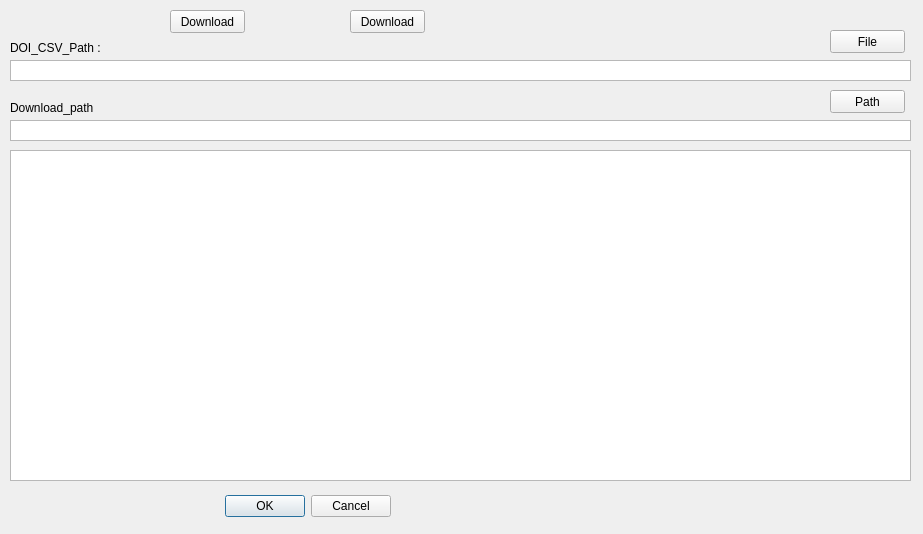
Qt form sci_hub.ui (Seobuk/SCI_HUB_DOWN_PDF) before a commit.
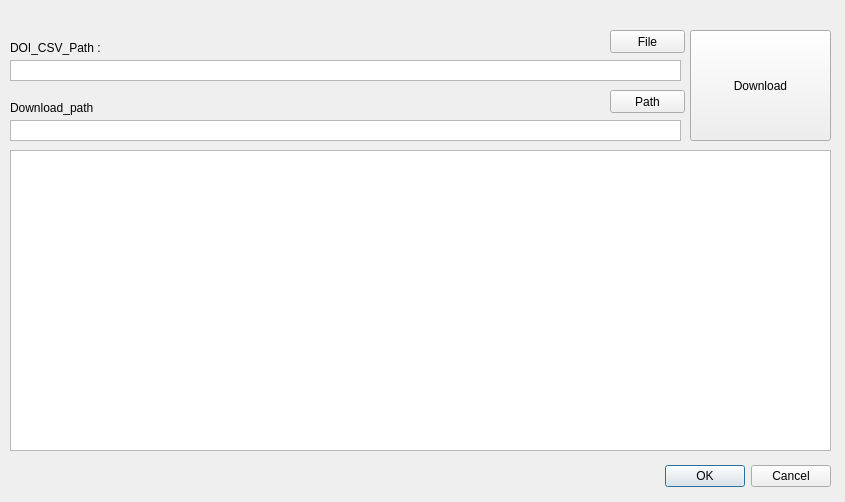
The same form after that commit.

Patch:
```diff
--- a/sci_hub.ui
+++ b/sci_hub.ui
@@ -6,8 +6,8 @@
    <rect>
     <x>0</x>
     <y>0</y>
-    <width>923</width>
-    <height>534</height>
+    <width>845</width>
+    <height>502</height>
    </rect>
   </property>
   <property name="windowTitle">
@@ -16,8 +16,8 @@
   <widget class="QDialogButtonBox" name="buttonBox">
    <property name="geometry">
     <rect>
-     <x>50</x>
-     <y>490</y>
+     <x>490</x>
+     <y>460</y>
      <width>341</width>
      <height>32</height>
     </rect>
@@ -32,10 +32,10 @@
   <widget class="QPushButton" name="pushButton">
    <property name="geometry">
     <rect>
-     <x>350</x>
-     <y>10</y>
-     <width>75</width>
-     <height>23</height>
+     <x>690</x>
+     <y>30</y>
+     <width>141</width>
+     <height>111</height>
     </rect>
    </property>
    <property name="text">
@@ -71,7 +71,7 @@
   <widget class="QPushButton" name="pushButton_2">
    <property name="geometry">
     <rect>
-     <x>830</x>
+     <x>610</x>
      <y>30</y>
      <width>75</width>
      <height>23</height>
@@ -84,7 +84,7 @@
   <widget class="QPushButton" name="pushButton_3">
    <property name="geometry">
     <rect>
-     <x>830</x>
+     <x>610</x>
      <y>90</y>
      <width>75</width>
      <height>23</height>
@@ -94,26 +94,13 @@
     <string>Path</string>
    </property>
   </widget>
-  <widget class="QPushButton" name="pushButton_4">
-   <property name="geometry">
-    <rect>
-     <x>170</x>
-     <y>10</y>
-     <width>75</width>
-     <height>23</height>
-    </rect>
-   </property>
-   <property name="text">
-    <string>Download</string>
-   </property>
-  </widget>
   <widget class="QTextBrowser" name="textBrowser">
    <property name="geometry">
     <rect>
      <x>10</x>
      <y>150</y>
-     <width>901</width>
-     <height>331</height>
+     <width>821</width>
+     <height>301</height>
     </rect>
    </property>
   </widget>
@@ -122,7 +109,7 @@
     <rect>
      <x>10</x>
      <y>60</y>
-     <width>901</width>
+     <width>671</width>
      <height>21</height>
     </rect>
    </property>
@@ -135,7 +122,7 @@
     <rect>
      <x>10</x>
      <y>120</y>
-     <width>901</width>
+     <width>671</width>
      <height>21</height>
     </rect>
    </property>
```
